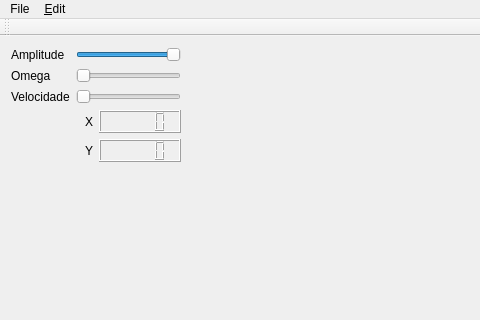
agostinhobritojr/dca1202, file qtdemo/mainwindow.ui: the form before one commit; both pictures show x 0 to 480 and y 0 to 320 of the 596 by 444 pixel window.
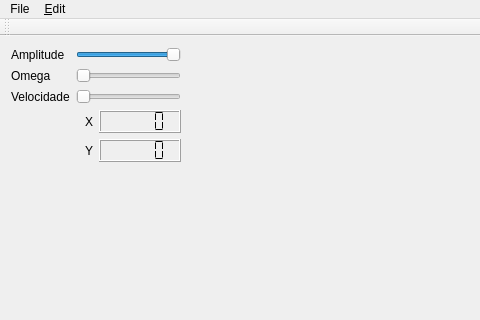
The form after the commit. Icons and pictures are not drawn. Custom widgets are drawn as their Qt base class.

The edit to the form file:
```diff
--- a/qtdemo/mainwindow.ui
+++ b/qtdemo/mainwindow.ui
@@ -79,7 +79,11 @@
          </widget>
         </item>
         <item row="0" column="1">
-         <widget class="QLCDNumber" name="lcdNumberX"/>
+         <widget class="QLCDNumber" name="lcdNumberX">
+          <property name="segmentStyle">
+           <enum>QLCDNumber::Flat</enum>
+          </property>
+         </widget>
         </item>
         <item row="1" column="0">
          <widget class="QLabel" name="label_5">
@@ -92,7 +96,11 @@
          </widget>
         </item>
         <item row="1" column="1">
-         <widget class="QLCDNumber" name="lcdNumberY"/>
+         <widget class="QLCDNumber" name="lcdNumberY">
+          <property name="segmentStyle">
+           <enum>QLCDNumber::Flat</enum>
+          </property>
+         </widget>
         </item>
        </layout>
       </item>
```
Left out of the diff: 2 changed lines with no effect on the pictures.
